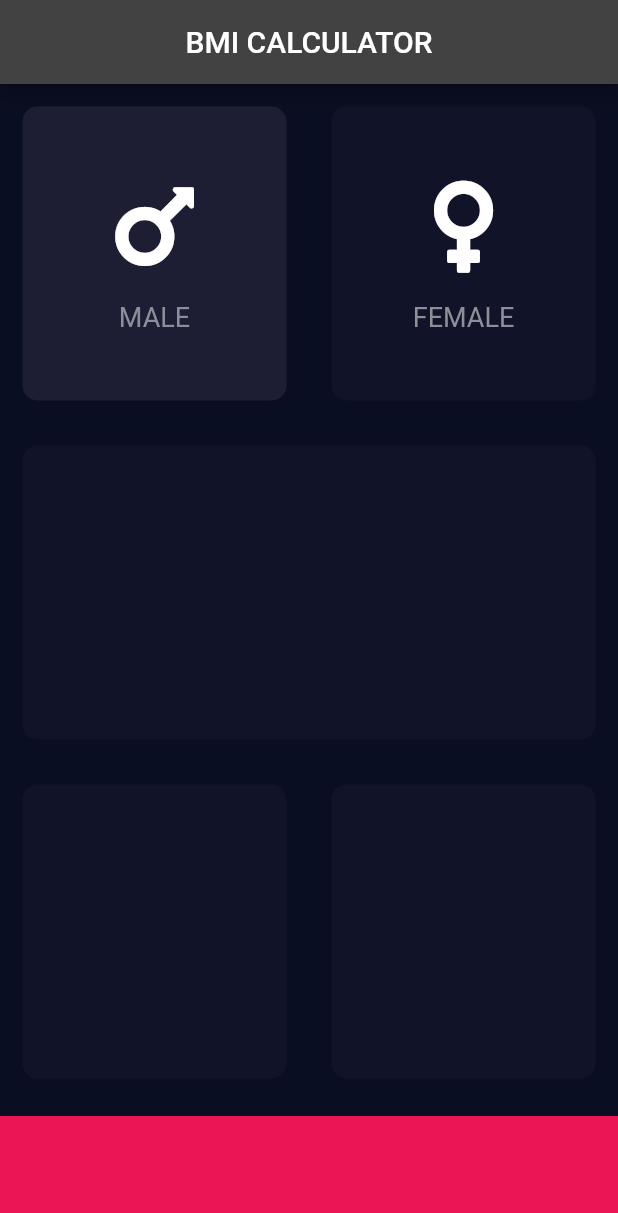
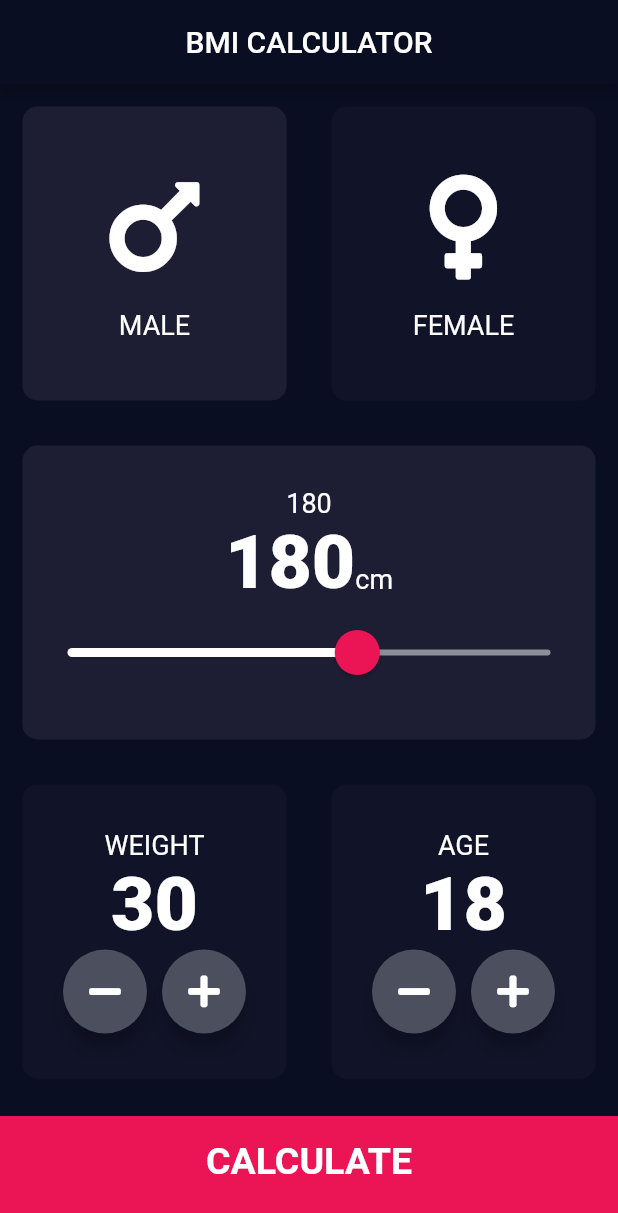
Before and after one commit to MuhammadFajarRenaldy/pertemuan3, a Flutter app: the screen it shows after launch, after a tap on "MALE", on a phone screen of 412 x 824 dp. Shown: the top 1213 px of the screen. Run offline on Flutter 3.47's test engine with Material 2 defaults, Android fonts, the phone set to English and light mode, and no system bars; our stand-ins replace font_awesome_flutter.

Commit message:
commit keempat

```diff
--- /dev/null
+++ b/lib/components/bottom_button.dart
@@ -0,0 +1,29 @@
+import 'package:bmi_calculator_praktikum_k/constant.dart';
+import 'package:flutter/material.dart';
+
+class BottomButton extends StatelessWidget {
+  const BottomButton({ @required this.buttonText, @required this.onTap});
+
+  final String buttonText;
+  final Function onTap;
+
+  @override
+  Widget build(BuildContext context) {
+    return GestureDetector(
+      onTap: onTap,
+      child: Container(
+        child: Center(
+          child: Text(
+            buttonText,
+            style: kLargeButtonTextStyle,
+          ),
+        ),
+        margin: EdgeInsets.only(top: 10.0),
+        color: kBottomContainerColor,
+        height: kBottomContainerHeight,
+        width: double.infinity,
+        padding: EdgeInsets.only(bottom: 20.0),
+      ),
+    );
+  }
+}
--- a/lib/icon_content.dart
+++ b/lib/components/icon_content.dart
@@ -1,11 +1,11 @@
+import 'package:bmi_calculator_praktikum_k/constant.dart';
 import 'package:flutter/material.dart';
 
 class IconContent extends StatelessWidget {
   const IconContent({
-    Key? key,
-    required this.icon,
-    required this.label,
-  }) : super(key: key);
+    @required this.icon,
+    @required this.label,
+  });
 
   final IconData icon;
   final String label;
@@ -17,15 +17,15 @@ class IconContent extends StatelessWidget {
       children: [
         Icon(
           icon,
-          size: 70.0,
+          size: 80.0,
         ),
         SizedBox(
           height: 15.0,
         ),
         Text(
-          label,
-          style: TextStyle(fontSize: 18.0, color: Color(0xFF8D8E98)),
-        )
+          '$label',
+          style: kLabelStyle,
+        ),
       ],
     );
   }
--- /dev/null
+++ b/lib/components/reusable_card.dart
@@ -0,0 +1,24 @@
+import 'package:flutter/material.dart';
+
+class ReusableCard extends StatelessWidget {
+  ReusableCard({ @required this.colour, this.cardChild, this.onPress});
+
+  final Color colour;
+  final Widget cardChild;
+  final Function onPress;
+
+  @override
+  Widget build(BuildContext context) {
+    return GestureDetector(
+      onTap: onPress,
+      child: Container(
+        child: cardChild,
+        margin: EdgeInsets.all(15.0),
+        decoration: BoxDecoration(
+          color: colour, // Color(0xFF1D1E33)
+          borderRadius: BorderRadius.circular(10.0),
+        ),
+      ),
+    );
+  }
+}
--- /dev/null
+++ b/lib/components/round_button_icon.dart
@@ -0,0 +1,25 @@
+import 'package:flutter/material.dart';
+
+class RoundIconButton extends StatelessWidget {
+  const RoundIconButton({@required this.icon, @required this.onPressed});
+
+  final IconData icon;
+  final Function onPressed;
+
+  @override
+  Widget build(BuildContext context) {
+    return RawMaterialButton(
+      child: Icon(icon),
+      onPressed: (){
+      onPressed();
+    },
+      shape: CircleBorder(),
+      fillColor: Color(0xFF4C4F5E),
+      constraints: BoxConstraints.tightFor(
+        width: 56.0,
+        height: 56.0,
+      ),
+      elevation: 6.0,
+    );
+  }
+}
--- /dev/null
+++ b/lib/constant.dart
@@ -0,0 +1,40 @@
+import 'package:flutter/material.dart';
+
+const kBottomContainerHeight = 80.0;
+const kBottomContainerColor = Color(0xFFEB1555);
+const kActiveCardColor = Color(0xFF1D1E33);
+const kInactivecardColor = Color(0xFF111328);
+
+const kLabelStyle = TextStyle(
+  fontSize: 18.0,
+  color: Colors.white,
+);
+
+const kNumberTextStyle = TextStyle(
+  fontSize: 50.0,
+  fontWeight: FontWeight.w900,
+);
+
+const kLargeButtonTextStyle = TextStyle(
+  fontSize: 25.0,
+  fontWeight: FontWeight.bold,
+);
+
+const kTitleTextStyle = TextStyle(
+  fontSize: 50.0,
+  fontWeight: FontWeight.bold,
+);
+
+const kResultTextStyle = TextStyle(
+  fontSize: 22.0,
+  fontWeight: FontWeight.bold,
+);
+
+const kBMITextStyle = TextStyle(
+  fontSize: 100.0,
+  fontWeight: FontWeight.bold,
+);
+
+const kBodyTextStyle = TextStyle(
+  fontSize: 22.0,
+);
--- a/lib/input_page.dart
+++ /dev/null
@@ -1,137 +0,0 @@
-import 'package:flutter/material.dart';
-import 'package:font_awesome_flutter/font_awesome_flutter.dart';
-import 'icon_content.dart';
-import 'reusable_card.dart';
-
-const bottomContainerHeight = 80.0;
-const activeCardColor = Color(0xFF1D1E33);
-const inActiveCardColor = Color(0xFF111328);
-const bottomContainerColor = Color(0xFFEB1555);
-
-enum Gender { male, female }
-
-class InputPage extends StatefulWidget {
-  const InputPage({Key? key}) : super(key: key);
-
-  @override
-  _InputPageState createState() => _InputPageState();
-}
-
-class _InputPageState extends State<InputPage> {
-  Color maleCardColor = inActiveCardColor;
-  Color femaleCardColor = inActiveCardColor;
-
-  // 1 = male, 2 = female
-  //Gender selectedGender;
-
-  void updateColour(Gender selectedGender) {
-    if (selectedGender == Gender.male) {
-      if (maleCardColor == inActiveCardColor) {
-        maleCardColor = activeCardColor;
-        femaleCardColor = inActiveCardColor;
-      } else {
-        maleCardColor = inActiveCardColor;
-      }
-    }
-    if (selectedGender == Gender.female) {
-      if (femaleCardColor == inActiveCardColor) {
-        femaleCardColor = activeCardColor;
-        maleCardColor = inActiveCardColor;
-      } else {
-        femaleCardColor = inActiveCardColor;
-      }
-    }
-  }
-
-  @override
-  Widget build(BuildContext context) {
-    return Scaffold(
-        appBar: AppBar(
-          title: Text('BMI CALCULATOR'),
-          centerTitle: true,
-        ),
-        body: Column(
-          children: [
-            //ini widget untuk jenis kelamin
-            Expanded(
-                child: Row(
-              children: [
-                Expanded(
-                  child: GestureDetector(
-                    onTap: () {
-                      setState(() {
-                        updateColour(Gender.male);
-                        //selectedGender = Gender.male;
-                      });
-                    },
-                    child: ReusableCard(
-                      // colour: selectedGender == Gender.male
-                      //     ? maleCardColor
-                      //     : inActiveCardColor,
-                      colour: maleCardColor,
-                      cardChild: IconContent(
-                        icon: FontAwesomeIcons.mars,
-                        label: 'MALE',
-                      ),
-                    ),
-                  ),
-                ),
-                Expanded(
-                  child: GestureDetector(
-                    onTap: () {
-                      setState(() {
-                        updateColour(Gender.female);
-                        //selectedGender = Gender.female;
-                      });
-                    },
-                    child: ReusableCard(
-                      // colour: selectedGender == Gender.female
-                      //     ? femaleCardColor
-                      //     : inActiveCardColor,
-                      colour: femaleCardColor,
-                      cardChild: IconContent(
-                        icon: FontAwesomeIcons.venus,
-                        label: 'FEMALE',
-                      ),
-                    ),
-                  ),
-                ),
-              ],
-            )),
-            Expanded(
-                child: Row(
-              children: [
-                //ini widget untuk tinggi
-                Expanded(
-                  child: ReusableCard(
-                    colour: inActiveCardColor,
-                  ),
-                ),
-              ],
-            )),
-            Expanded(
-                child: Row(
-              children: [
-                //ini widget untuk mengatur berat dan umur
-                Expanded(
-                  child: ReusableCard(
-                    colour: inActiveCardColor,
-                  ),
-                ),
-                Expanded(
-                  child: ReusableCard(
-                    colour: inActiveCardColor,
-                  ),
-                ),
-              ],
-            )),
-            Container(
-              color: bottomContainerColor,
-              margin: EdgeInsets.only(top: 10.0),
-              width: double.infinity,
-              height: bottomContainerHeight,
-            )
-          ],
-        ));
-  }
-}
--- a/lib/main.dart
+++ b/lib/main.dart
@@ -1,10 +1,10 @@
+import 'package:bmi_calculator_praktikum_k/screens/result_page.dart';
 import 'package:flutter/material.dart';
-import 'input_page.dart';
+import 'screens/input_page.dart';
 
 void main() => runApp(BMICalculator());
 
 class BMICalculator extends StatelessWidget {
-  const BMICalculator({Key? key}) : super(key: key);
 
   @override
   Widget build(BuildContext context) {
@@ -14,6 +14,9 @@ class BMICalculator extends StatelessWidget {
         primaryColor: Color(0xFF0A0E21),
         scaffoldBackgroundColor: Color(0xFF0A0E22),
       ),
+      routes: {
+        ResultPage.routeName: (context) => ResultPage(),
+      }
     );
   }
 }
--- a/lib/reusable_card.dart
+++ /dev/null
@@ -1,22 +0,0 @@
-import 'package:flutter/material.dart';
-
-class ReusableCard extends StatelessWidget {
-  ReusableCard({required this.colour, this.cardChild});
-
-  final Color colour;
-  final Widget? cardChild;
-
-  @override
-  Widget build(BuildContext context) {
-    return Container(
-      child: cardChild,
-      margin: EdgeInsets.all(15.0),
-      decoration: BoxDecoration(
-        color: colour, // Color(0xFF1D1E33)
-        borderRadius: BorderRadius.circular(10.0),
-      ),
-      height: 200.0,
-      width: 179.0,
-    );
-  }
-}
--- /dev/null
+++ b/lib/screens/calculator_brain.dart
@@ -0,0 +1,34 @@
+import 'dart:math';
+
+class CalculatorBrain{
+  CalculatorBrain({this.height, this.weight});
+
+  final int height;
+  final int weight;
+  double _bmi;
+
+  String calculateBMI(){
+    _bmi = weight / pow(height / 100, 2);
+    return _bmi.toStringAsFixed(1);
+  }
+
+  String getResult(){
+    if(_bmi >= 25){
+      return 'KEGEMUKAN';
+    }else if(_bmi > 18.5){
+      return 'NORMAL';
+    }else{
+      return 'KEKURUSAN';
+    }
+  }
+
+  String getInterPretation(){
+    if(_bmi >= 25){
+      return "Anda memiliki berat badan yang lebih tinggi dari biasanya. Cobalah berolahraga lebih banyak.";
+    }else if(_bmi > 18.5){
+      return "Anda memiliki berat badan normal. Kerja yang baik !";
+    }else{
+      return "Anda memiliki berat badan lebih rendah dari normal. Anda bisa makan sedikit lebih banyak.";
+    }
+  }
+}
--- /dev/null
+++ b/lib/screens/input_page.dart
@@ -0,0 +1,232 @@
+import 'package:bmi_calculator_praktikum_k/components/bottom_button.dart';
+import 'package:bmi_calculator_praktikum_k/components/round_button_icon.dart';
+import 'package:bmi_calculator_praktikum_k/constant.dart';
+import 'package:bmi_calculator_praktikum_k/screens/calculator_brain.dart';
+import 'package:bmi_calculator_praktikum_k/screens/result_page.dart';
+import 'package:flutter/material.dart';
+import 'package:font_awesome_flutter/font_awesome_flutter.dart';
+import '../components/icon_content.dart';
+import '../components/reusable_card.dart';
+
+const bottomContainerHeight = 80.0;
+const activeCardColor = Color(0xFF1D1E33);
+const inActiveCardColor = Color(0xFF111328);
+const bottomContainerColor = Color(0xFFEB1555);
+
+enum Gender { male, female }
+
+class InputPage extends StatefulWidget {
+  @override
+  _InputPageState createState() => _InputPageState();
+}
+
+class _InputPageState extends State<InputPage> {
+  Gender selectedGender;
+  int height = 180;
+  int weight = 30;
+  int age = 18;
+
+  @override
+  Widget build(BuildContext context) {
+    return Scaffold(
+      appBar: AppBar(
+        backgroundColor: Color(0xFF0A0E22),
+        title: Text('BMI CALCULATOR'),
+        centerTitle: true,
+      ),
+      body: Column(
+        crossAxisAlignment: CrossAxisAlignment.stretch,
+        children: [
+          //ini widget untuk jenis kelamin
+          Expanded(
+              child: Row(
+            children: [
+              Expanded(
+                child: ReusableCard(
+                  onPress: () {
+                    setState(() {
+                      selectedGender = Gender.male;
+                    });
+                  },
+                  cardChild: IconContent(
+                    icon: FontAwesomeIcons.mars,
+                    label: 'MALE',
+                  ),
+                  colour: selectedGender == Gender.male
+                      ? kActiveCardColor
+                      : kInactivecardColor,
+                ),
+              ),
+              Expanded(
+                child: ReusableCard(
+                  onPress: () {
+                    setState(() {
+                      selectedGender = Gender.female;
+                    });
+                  },
+                  cardChild: IconContent(
+                    icon: FontAwesomeIcons.venus,
+                    label: 'FEMALE',
+                  ),
+                  colour: selectedGender == Gender.female
+                      ? kActiveCardColor
+                      : kInactivecardColor,
+                ),
+              ),
+            ],
+          )),
+          Expanded(
+            child: ReusableCard(
+              colour: kActiveCardColor,
+              cardChild: Column(
+                mainAxisAlignment: MainAxisAlignment.center,
+                children: [
+                  Text(
+                    height.toString(),
+                    style: kLabelStyle,
+                  ),
+                  Row(
+                    mainAxisAlignment: MainAxisAlignment.center,
+                    crossAxisAlignment: CrossAxisAlignment.baseline,
+                    textBaseline: TextBaseline.alphabetic,
+                    children: [
+                      Text(
+                        height.toString(),
+                        style: kNumberTextStyle,
+                      ),
+                      Text(
+                        'cm',
+                        style: kLabelStyle,
+                      )
+                    ],
+                  ),
+                  SliderTheme(
+                    data: SliderTheme.of(context).copyWith(
+                      activeTrackColor: Colors.white,
+                      inactiveTrackColor: Color(0xFF8D8E98),
+                      thumbColor: Color(0xFFEB1555),
+                      overlayColor: Color(0x29EB1555),
+                      thumbShape:
+                          RoundSliderThumbShape(enabledThumbRadius: 15.0),
+                      overlayShape:
+                          RoundSliderThumbShape(enabledThumbRadius: 30.0),
+                    ),
+                    child: Slider(
+                        value: height.toDouble(),
+                        min: 120.0,
+                        max: 220.0,
+                        onChanged: (double newValue) {
+                          setState(() {
+                            height = newValue.round();
+                          });
+                        }),
+                  )
+                ],
+              ),
+            ),
+          ),
+
+          Expanded(
+              child: Row(
+            children: [
+              //ini widget untuk mengatur berat dan umur
+              Expanded(
+                child: ReusableCard(
+                  colour: inActiveCardColor,
+                  cardChild: Column(
+                    mainAxisAlignment: MainAxisAlignment.center,
+                    children: [
+                      Text(
+                        'WEIGHT',
+                        style: kLabelStyle,
+                      ),
+                      Text(
+                        weight.toString(),
+                        style: kNumberTextStyle,
+                      ),
+                      Row(
+                        mainAxisAlignment: MainAxisAlignment.center,
+                        children: [
+                          RoundIconButton(
+                              icon: FontAwesomeIcons.minus,
+                              onPressed: () {
+                                setState(() {
+                                  if (weight > 30) weight--;
+                                });
+                              }),
+                          SizedBox(
+                            width: 10.0,
+                          ),
+                          RoundIconButton(
+                              icon: FontAwesomeIcons.plus,
+                              onPressed: () {
+                                setState(() {
+                                  weight++;
+                                });
+                              }),
+                        ],
+                      )
+                    ],
+                  ),
+                ),
+              ),
+              Expanded(
+                child: ReusableCard(
+                  colour: inActiveCardColor,
+                  cardChild: Column(
+                    mainAxisAlignment: MainAxisAlignment.center,
+                    children: [
+                      Text(
+                        'AGE',
+                        style: kLabelStyle,
+                      ),
+                      Text(
+                        age.toString(),
+                        style: kNumberTextStyle,
+                      ),
+                      Row(
+                        mainAxisAlignment: MainAxisAlignment.center,
+                        children: [
+                          RoundIconButton(
+                              icon: FontAwesomeIcons.minus,
+                              onPressed: () {
+                                setState(() {
+                                  if (age > 1) age--;
+                                });
+                              }),
+                          SizedBox(
+                            width: 10.0,
+                          ),
+                          RoundIconButton(
+                              icon: FontAwesomeIcons.plus,
+                              onPressed: () {
+                                setState(() {
+                                  age++;
+                                });
+                              }),
+                        ],
+                      )
+                    ],
+                  ),
+                ),
+              ),
+            ],
+          )),
+          BottomButton(
+              buttonText: 'CALCULATE',
+              onTap: () {
+                CalculatorBrain hitung =
+                    CalculatorBrain(height: height, weight: weight);
+                Navigator.pushNamed(
+                  context, ResultPage.routeName,
+                    arguments: ResultPage(
+                      bmiResult: hitung.calculateBMI(),
+                      resultText: hitung.getResult(),
+                      interPretation: hitung.getInterPretation(),
+                    ));
+              })
+        ],
+      ),
+    );
+  }
+}
--- a/pubspec.yaml
+++ b/pubspec.yaml
@@ -18,7 +18,7 @@ publish_to: 'none' # Remove this line if you wish to publish to pub.dev
 version: 1.0.0+1
 
 environment:
-  sdk: ">=2.12.0 <3.0.0"
+  sdk: ">=2.7.0 <3.0.0"
 
 # Dependencies specify other packages that your package needs in order to work.
 # To automatically upgrade your package dependencies to the latest versions
```
Also changed, not shown: lib/screens/result_page.dart (added, +77 -0 lines), 1 other file.
